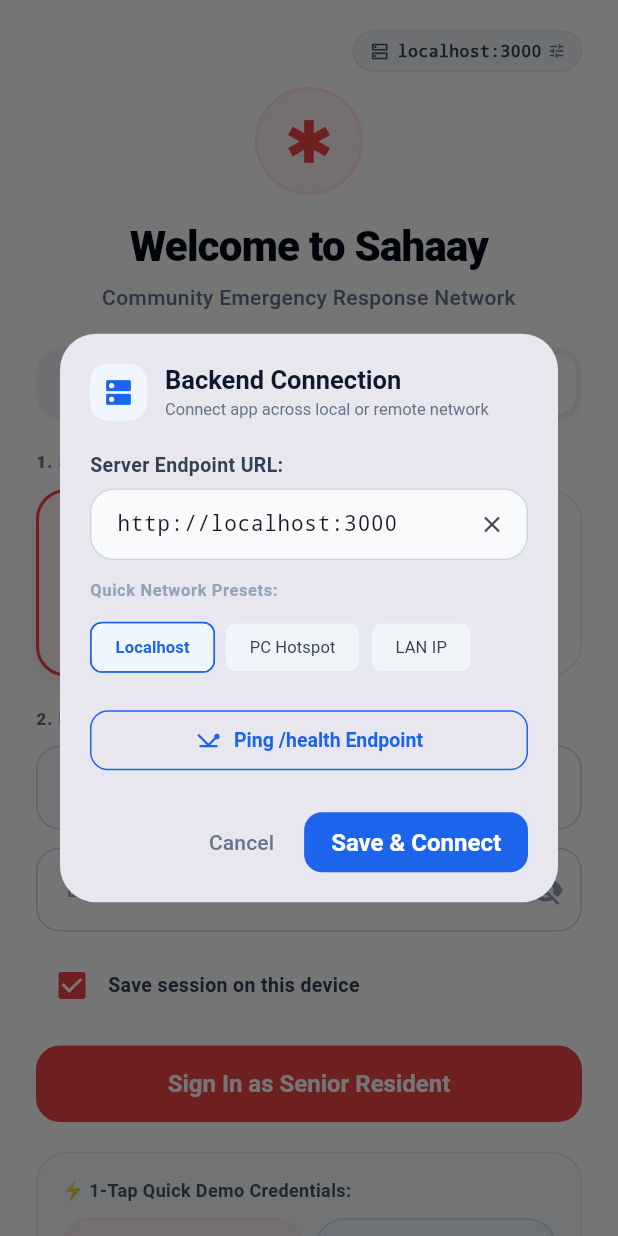
After one commit to Shivamraj2006/Sahaay, a Flutter app: the screen it shows after launch, after a tap on "localhost:3000", on a phone screen of 412 x 824 dp. The commit adds this screen. Run offline on Flutter 3.47's test engine with Material 3 defaults, Android fonts, the phone set to English and light mode, and no system bars; our stand-ins replace geolocator, shared_preferences, socket_io_client; accounts and stored records are empty.

Commit message:
local server

```diff
--- a/frontend/lib/config/app_config.dart
+++ b/frontend/lib/config/app_config.dart
@@ -1,19 +1,25 @@
+import 'dart:convert';
 import 'package:flutter/foundation.dart';
+import 'package:http/http.dart' as http;
+import 'package:shared_preferences/shared_preferences.dart';
 
 class AppConfig {
   /// Base host URL for the Express backend API and Socket.IO.
   /// Can be overridden at build time via:
-  /// flutter run --dart-define=BACKEND_HOST=https://your-hosted-backend.com
+  /// flutter build apk --dart-define=BACKEND_HOST=https://your-hosted-backend.com
   static const String _defaultHost = String.fromEnvironment(
     'BACKEND_HOST',
     defaultValue: 'http://localhost:3000',
   );
 
+  static const String _prefKey = 'sahaay_backend_host';
+
   static String customHost = _defaultHost;
 
-  static String get host => customHost.endsWith('/')
-      ? customHost.substring(0, customHost.length - 1)
-      : customHost;
+  static String get host {
+    final clean = customHost.trim();
+    return clean.endsWith('/') ? clean.substring(0, clean.length - 1) : clean;
+  }
 
   /// Base URL for the Express backend API.
   static String get apiBaseUrl => '$host/api/v1';
@@ -31,4 +37,75 @@ class AppConfig {
   /// Default mock coordinates for responder testing (~350m away).
   static const double defaultResponderLat = 12.9378;
   static const double defaultResponderLng = 77.6268;
+
+  /// Load persisted backend host from SharedPreferences (if previously changed by user)
+  static Future<void> loadSavedHost() async {
+    try {
+      final prefs = await SharedPreferences.getInstance();
+      final saved = prefs.getString(_prefKey);
+      if (saved != null && saved.trim().isNotEmpty) {
+        customHost = saved.trim();
+        debugPrint('[CONFIG] Loaded saved backend host: $customHost');
+      }
+    } catch (e) {
+      debugPrint('[CONFIG] Error loading saved backend host: $e');
+    }
+  }
+
+  /// Update backend host and persist to SharedPreferences
+  static Future<void> setHost(String newHost) async {
+    String clean = newHost.trim();
+    if (!clean.startsWith('http://') && !clean.startsWith('https://')) {
+      clean = 'http://$clean';
+    }
+    if (clean.endsWith('/')) {
+      clean = clean.substring(0, clean.length - 1);
+    }
+    customHost = clean;
+    try {
+      final prefs = await SharedPreferences.getInstance();
+      await prefs.setString(_prefKey, customHost);
+      debugPrint('[CONFIG] Persisted backend host: $customHost');
+    } catch (e) {
+      debugPrint('[CONFIG] Error persisting backend host: $e');
+    }
+  }
+
+  /// Test connectivity to a specific backend host candidate
+  static Future<Map<String, dynamic>> testConnection(String candidateHost) async {
+    String clean = candidateHost.trim();
+    if (!clean.startsWith('http://') && !clean.startsWith('https://')) {
+      clean = 'http://$clean';
+    }
+    if (clean.endsWith('/')) {
+      clean = clean.substring(0, clean.length - 1);
+    }
+
+    final stopwatch = Stopwatch()..start();
+    try {
+      final url = Uri.parse('$clean/health');
+      final res = await http.get(url).timeout(const Duration(seconds: 4));
+      stopwatch.stop();
+
+      if (res.statusCode == 200) {
+        final data = jsonDecode(res.body);
+        return {
+          'success': true,
+          'latencyMs': stopwatch.elapsedMilliseconds,
+          'database': data['database']?['connected'] ?? false,
+          'blockchain': data['blockchain']?['mode'] ?? 'unknown',
+        };
+      } else {
+        return {
+          'success': false,
+          'error': 'HTTP status ${res.statusCode}',
+        };
+      }
+    } catch (e) {
+      return {
+        'success': false,
+        'error': e.toString(),
+      };
+    }
+  }
 }
--- a/frontend/lib/main.dart
+++ b/frontend/lib/main.dart
@@ -7,10 +7,12 @@ import 'providers/contacts_provider.dart';
 import 'providers/emergency_provider.dart';
 import 'screens/auth/login_screen.dart';
 import 'screens/elderly/elderly_home_screen.dart';
+import 'config/app_config.dart';
 import 'screens/responder/responder_home_screen.dart';
 
-void main() {
+void main() async {
   WidgetsFlutterBinding.ensureInitialized();
+  await AppConfig.loadSavedHost();
   runApp(const SahaayApp());
 }
 
--- a/frontend/lib/providers/auth_provider.dart
+++ b/frontend/lib/providers/auth_provider.dart
@@ -12,6 +12,7 @@ class AuthProvider extends ChangeNotifier {
   bool get isLoading => _isLoading;
   bool get isInitialized => _isInitialized;
   bool get isAuthenticated => _user != null;
+  String? get token => authService.token;
   bool get isElderly => _user?.isElderly ?? true;
   bool get isResponder => _user?.isResponder ?? false;
 
--- a/frontend/lib/screens/auth/login_screen.dart
+++ b/frontend/lib/screens/auth/login_screen.dart
@@ -4,6 +4,8 @@ import '../../constants/app_colors.dart';
 import '../../models/user.dart';
 import '../../providers/auth_provider.dart';
 import '../../services/location_service.dart';
+import '../../config/app_config.dart';
+import '../../widgets/server_config_dialog.dart';
 
 class LoginScreen extends StatefulWidget {
   const LoginScreen({super.key});
@@ -129,7 +131,44 @@ class _LoginScreenState extends State<LoginScreen> {
           child: Column(
             crossAxisAlignment: CrossAxisAlignment.stretch,
             children: [
-              const SizedBox(height: 12),
+              // Top Bar: Server Host / Network Config Chip
+              Align(
+                alignment: Alignment.centerRight,
+                child: InkWell(
+                  borderRadius: BorderRadius.circular(20),
+                  onTap: () async {
+                    await ServerConfigDialog.show(context);
+                    if (mounted) setState(() {});
+                  },
+                  child: Container(
+                    padding: const EdgeInsets.symmetric(horizontal: 10, vertical: 5),
+                    decoration: BoxDecoration(
+                      color: AppColors.slate100,
+                      borderRadius: BorderRadius.circular(20),
+                      border: Border.all(color: AppColors.slate200),
+                    ),
+                    child: Row(
+                      mainAxisSize: MainAxisSize.min,
+                      children: [
+                        const Icon(Icons.dns_outlined, size: 14, color: AppColors.slate600),
+                        const SizedBox(width: 5),
+                        Text(
+                          AppConfig.host.replaceFirst('http://', '').replaceFirst('https://', ''),
+                          style: const TextStyle(
+                            fontSize: 11,
+                            fontFamily: 'monospace',
+                            color: AppColors.slate700,
+                            fontWeight: FontWeight.w600,
+                          ),
+                        ),
+                        const SizedBox(width: 4),
+                        const Icon(Icons.tune, size: 12, color: AppColors.slate500),
+                      ],
+                    ),
+                  ),
+                ),
+              ),
+              const SizedBox(height: 10),
 
               // App Emblem & Welcome Header
               Center(
--- a/frontend/lib/screens/shared/settings_screen.dart
+++ b/frontend/lib/screens/shared/settings_screen.dart
@@ -4,6 +4,7 @@ import '../../constants/app_colors.dart';
 import '../../models/user.dart';
 import '../../providers/auth_provider.dart';
 import '../../config/app_config.dart';
+import '../../widgets/server_config_dialog.dart';
 
 class SettingsScreen extends StatelessWidget {
   const SettingsScreen({super.key});
@@ -182,6 +183,23 @@ class SettingsScreen extends StatelessWidget {
                       fontFamily: 'monospace',
                       fontWeight: FontWeight.bold,
                       color: AppColors.slate800,
+                    ),
+                  ),
+                  const SizedBox(height: 14),
+                  SizedBox(
+                    width: double.infinity,
+                    child: OutlinedButton.icon(
+                      onPressed: () => ServerConfigDialog.show(context),
+                      icon: const Icon(Icons.tune, size: 16),
+                      label: const Text('Change Server Host / Ping Server'),
+                      style: OutlinedButton.styleFrom(
+                        foregroundColor: AppColors.brandBlue,
+                        side: const BorderSide(color: AppColors.brandBlue),
+                        shape: RoundedRectangleBorder(
+                          borderRadius: BorderRadius.circular(10),
+                        ),
+                        padding: const EdgeInsets.symmetric(horizontal: 12, vertical: 8),
+                      ),
                     ),
                   ),
                 ],
--- /dev/null
+++ b/frontend/lib/widgets/server_config_dialog.dart
@@ -0,0 +1,317 @@
+import 'package:flutter/material.dart';
+import 'package:provider/provider.dart';
+import '../config/app_config.dart';
+import '../constants/app_colors.dart';
+import '../providers/auth_provider.dart';
+import '../services/socket_service.dart';
+
+class ServerConfigDialog extends StatefulWidget {
+  const ServerConfigDialog({super.key});
+
+  static Future<void> show(BuildContext context) {
+    return showDialog(
+      context: context,
+      builder: (_) => const ServerConfigDialog(),
+    );
+  }
+
+  @override
+  State<ServerConfigDialog> createState() => _ServerConfigDialogState();
+}
+
+class _ServerConfigDialogState extends State<ServerConfigDialog> {
+  late final TextEditingController _controller;
+  bool _isTesting = false;
+  Map<String, dynamic>? _testResult;
+
+  @override
+  void initState() {
+    super.initState();
+    _controller = TextEditingController(text: AppConfig.host);
+  }
+
+  @override
+  void dispose() {
+    _controller.dispose();
+    super.dispose();
+  }
+
+  Future<void> _runConnectionTest() async {
+    setState(() {
+      _isTesting = true;
+      _testResult = null;
+    });
+
+    final res = await AppConfig.testConnection(_controller.text.trim());
+
+    if (mounted) {
+      setState(() {
+        _isTesting = false;
+        _testResult = res;
+      });
+    }
+  }
+
+  Future<void> _applyAndSave() async {
+    final newUrl = _controller.text.trim();
+    if (newUrl.isEmpty) return;
+
+    await AppConfig.setHost(newUrl);
+
+    // Reconnect socket if token is present
+    if (mounted) {
+      final auth = context.read<AuthProvider>();
+      if (auth.isAuthenticated && auth.token != null) {
+        socketService.disconnect();
+        socketService.connect(auth.token!);
+      }
+
+      Navigator.of(context).pop();
+      ScaffoldMessenger.of(context).showSnackBar(
+        SnackBar(
+          content: Text('Backend connected to: ${AppConfig.host}'),
+          backgroundColor: AppColors.brandBlue,
+          duration: const Duration(seconds: 2),
+        ),
+      );
+    }
+  }
+
+  @override
+  Widget build(BuildContext context) {
+    return AlertDialog(
+      shape: RoundedRectangleBorder(borderRadius: BorderRadius.circular(24)),
+      titlePadding: const EdgeInsets.fromLTRB(20, 20, 20, 10),
+      contentPadding: const EdgeInsets.symmetric(horizontal: 20, vertical: 10),
+      actionsPadding: const EdgeInsets.fromLTRB(20, 10, 20, 16),
+      title: Row(
+        children: [
+          Container(
+            padding: const EdgeInsets.all(8),
+            decoration: BoxDecoration(
+              color: AppColors.brandBlueLight,
+              borderRadius: BorderRadius.circular(12),
+            ),
+            child: const Icon(Icons.dns, color: AppColors.brandBlue, size: 22),
+          ),
+          const SizedBox(width: 12),
+          const Expanded(
+            child: Column(
+              crossAxisAlignment: CrossAxisAlignment.start,
+              children: [
+                Text(
+                  'Backend Connection',
+                  style: TextStyle(
+                    fontSize: 17,
+                    fontWeight: FontWeight.bold,
+                    color: AppColors.slate900,
+                  ),
+                ),
+                Text(
+                  'Connect app across local or remote network',
+                  style: TextStyle(
+                    fontSize: 11,
+                    color: AppColors.slate500,
+                  ),
+                ),
+              ],
+            ),
+          ),
+        ],
+      ),
+      content: SingleChildScrollView(
+        child: Column(
+          mainAxisSize: MainAxisSize.min,
+          crossAxisAlignment: CrossAxisAlignment.start,
+          children: [
+            const Text(
+              'Server Endpoint URL:',
+              style: TextStyle(
+                fontSize: 13,
+                fontWeight: FontWeight.w600,
+                color: AppColors.slate700,
+              ),
+            ),
+            const SizedBox(height: 6),
+            TextField(
+              controller: _controller,
+              style: const TextStyle(fontSize: 14, fontFamily: 'monospace'),
+              decoration: InputDecoration(
+                hintText: 'http://192.168.1.100:3000 or tunnel URL',
+                hintStyle: const TextStyle(fontSize: 13),
+                filled: true,
+                fillColor: AppColors.slate50,
+                contentPadding: const EdgeInsets.symmetric(horizontal: 14, vertical: 12),
+                border: OutlineInputBorder(
+                  borderRadius: BorderRadius.circular(12),
+                  borderSide: const BorderSide(color: AppColors.slate200),
+                ),
+                suffixIcon: IconButton(
+                  icon: const Icon(Icons.clear, size: 18),
+                  onPressed: () => _controller.clear(),
+                ),
+              ),
+            ),
+            const SizedBox(height: 12),
+            const Text(
+              'Quick Network Presets:',
+              style: TextStyle(
+                fontSize: 11,
+                fontWeight: FontWeight.bold,
+                color: AppColors.slate400,
+                letterSpacing: 0.4,
+              ),
+            ),
+            const SizedBox(height: 6),
+            Wrap(
+              spacing: 6,
+              runSpacing: 6,
+              children: [
+                _buildPresetChip('Localhost', 'http://localhost:3000'),
+                _buildPresetChip('PC Hotspot', 'http://10.42.0.1:3000'),
+                _buildPresetChip('LAN IP', 'http://172.25.97.217:3000'),
+              ],
+            ),
+            const SizedBox(height: 14),
+
+            // Connection Test Button & Status
+            SizedBox(
+              width: double.infinity,
+              child: OutlinedButton.icon(
+                onPressed: _isTesting ? null : _runConnectionTest,
+                style: OutlinedButton.styleFrom(
+                  foregroundColor: AppColors.brandBlue,
+                  side: const BorderSide(color: AppColors.brandBlue),
+                  shape: RoundedRectangleBorder(
+                    borderRadius: BorderRadius.circular(12),
+                  ),
+                  padding: const EdgeInsets.symmetric(vertical: 10),
+                ),
+                icon: _isTesting
+                    ? const SizedBox(
+                        width: 14,
+                        height: 14,
+                        child: CircularProgressIndicator(
+                          strokeWidth: 2,
+                          color: AppColors.brandBlue,
+                        ),
+                      )
+                    : const Icon(Icons.network_ping, size: 18),
+                label: Text(
+                  _isTesting ? 'Testing Health Endpoint...' : 'Ping /health Endpoint',
+                  style: const TextStyle(fontSize: 13, fontWeight: FontWeight.bold),
+                ),
+              ),
+            ),
+
+            if (_testResult != null) ...[
+              const SizedBox(height: 10),
+              Container(
+                padding: const EdgeInsets.all(12),
+                decoration: BoxDecoration(
+                  color: _testResult!['success'] == true
+                      ? const Color(0xFFF0FDF4)
+                      : AppColors.rose50,
+                  borderRadius: BorderRadius.circular(12),
+                  border: Border.all(
+                    color: _testResult!['success'] == true
+                        ? const Color(0xFF86EFAC)
+                        : AppColors.brandRedSoft,
+                  ),
+                ),
+                child: Row(
+                  crossAxisAlignment: CrossAxisAlignment.start,
+                  children: [
+                    Icon(
+                      _testResult!['success'] == true
+                          ? Icons.check_circle
+                          : Icons.error_outline,
+                      size: 18,
+                      color: _testResult!['success'] == true
+                          ? const Color(0xFF16A34A)
+                          : AppColors.brandRed,
+                    ),
+                    const SizedBox(width: 8),
+                    Expanded(
+                      child: Column(
+                        crossAxisAlignment: CrossAxisAlignment.start,
+                        children: [
+                          Text(
+                            _testResult!['success'] == true
+                                ? 'Server Reachable! (${_testResult!['latencyMs']}ms)'
+                                : 'Connection Failed',
+                            style: TextStyle(
+                              fontSize: 12,
+                              fontWeight: FontWeight.bold,
+                              color: _testResult!['success'] == true
+                                  ? const Color(0xFF15803D)
+                                  : AppColors.brandRedDark,
+                            ),
+                          ),
+                          const SizedBox(height: 2),
+                          Text(
+                            _testResult!['success'] == true
+                                ? 'DB Connected: ${_testResult!['database']} | Chain: ${_testResult!['blockchain']}'
+                                : '${_testResult!['error']}',
+                            style: TextStyle(
+                              fontSize: 11,
+                              color: _testResult!['success'] == true
+                                  ? const Color(0xFF166534)
+                                  : AppColors.brandRedDark,
+                            ),
+                          ),
+                        ],
+                      ),
+                    ),
+                  ],
+                ),
+              ),
+            ],
+          ],
+        ),
+      ),
+      actions: [
+        TextButton(
+          onPressed: () => Navigator.of(context).pop(),
+          child: const Text('Cancel', style: TextStyle(color: AppColors.slate500)),
+        ),
+        ElevatedButton(
+          onPressed: _applyAndSave,
+          style: ElevatedButton.styleFrom(
+            backgroundColor: AppColors.brandBlue,
+            foregroundColor: AppColors.white,
+            shape: RoundedRectangleBorder(borderRadius: BorderRadius.circular(12)),
+            padding: const EdgeInsets.symmetric(horizontal: 18, vertical: 10),
+          ),
+          child: const Text(
+            'Save & Connect',
+            style: TextStyle(fontWeight: FontWeight.bold),
+          ),
+        ),
+      ],
+    );
+  }
+
+  Widget _buildPresetChip(String label, String url) {
+    final isCurrent = _controller.text.trim() == url;
+    return ActionChip(
+      label: Text(label),
+      labelStyle: TextStyle(
+        fontSize: 11,
+        fontWeight: isCurrent ? FontWeight.bold : FontWeight.normal,
+        color: isCurrent ? AppColors.brandBlue : AppColors.slate700,
+      ),
+      backgroundColor: isCurrent ? AppColors.brandBlueLight : AppColors.slate100,
+      side: BorderSide(
+        color: isCurrent ? AppColors.brandBlue : AppColors.slate200,
+      ),
+      shape: RoundedRectangleBorder(borderRadius: BorderRadius.circular(8)),
+      onPressed: () {
+        setState(() {
+          _controller.text = url;
+          _testResult = null;
+        });
+      },
+    );
+  }
+}
```
Also changed, not shown: 6 other files.
